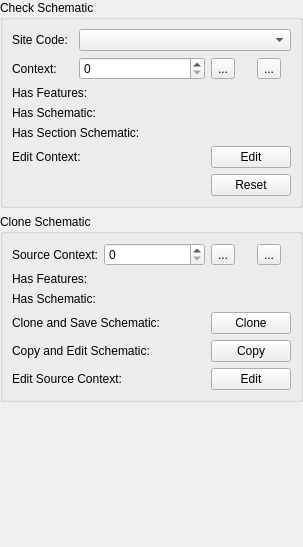
First picture: the form in src/schematic_widget_base.ui, repository lparchaeology/ArkPlan, before the edit.
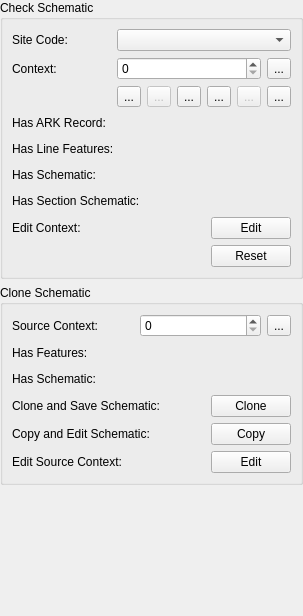
Second picture: the form after the edit. Icons and pictures are not drawn.

Commit message:
Add ARK link in schematic checking
Also update to resources.py, don't know why it's changed.

The edit to the form file:
```diff
--- a/src/schematic_widget_base.ui
+++ b/src/schematic_widget_base.ui
@@ -7,7 +7,7 @@
     <x>0</x>
     <y>0</y>
     <width>303</width>
-    <height>547</height>
+    <height>616</height>
    </rect>
   </property>
   <property name="windowTitle">
@@ -35,59 +35,10 @@
      <property name="title">
       <string>Check Schematic</string>
      </property>
+     <layout class="QGridLayout" name="gridLayout_4">
+      <item row="2" column="0">
      <layout class="QGridLayout" name="gridLayout_6">
-      <item row="1" column="0">
-       <widget class="QLabel" name="contextLabel">
-        <property name="text">
-         <string>Context:</string>
-        </property>
-        <property name="buddy">
-         <cstring>contextSpin</cstring>
-        </property>
-       </widget>
-      </item>
-      <item row="3" column="6" colspan="2" alignment="Qt::AlignHCenter">
-       <widget class="QLabel" name="contextDataStatusLabel">
-        <property name="text">
-         <string/>
-        </property>
-        <property name="pixmap">
-         <pixmap resource="resources.qrc">:/plugins/ark/plan/statusUnknown.png</pixmap>
-        </property>
-       </widget>
-      </item>
-      <item row="6" column="6" colspan="2">
-       <widget class="QPushButton" name="editContextButton">
-        <property name="text">
-         <string>Edit</string>
-        </property>
-       </widget>
-      </item>
-      <item row="5" column="0" colspan="2">
-       <widget class="QLabel" name="sectionSchematicLabel">
-        <property name="text">
-         <string>Has Section Schematic:</string>
-        </property>
-       </widget>
-      </item>
-      <item row="3" column="0" colspan="4">
-       <widget class="QLabel" name="contextDataLabel">
-        <property name="text">
-         <string>Has Features:</string>
-        </property>
-       </widget>
-      </item>
-      <item row="5" column="6" colspan="2" alignment="Qt::AlignHCenter">
-       <widget class="QLabel" name="sectionSchematicStatusLabel">
-        <property name="text">
-         <string/>
-        </property>
-        <property name="pixmap">
-         <pixmap resource="resources.qrc">:/plugins/ark/plan/statusUnknown.png</pixmap>
-        </property>
-       </widget>
-      </item>
-      <item row="6" column="0" colspan="4">
+        <item row="0" column="0">
        <widget class="QLabel" name="editContexLabel">
         <property name="text">
          <string>Edit Context:</string>
@@ -97,46 +48,71 @@
         </property>
        </widget>
       </item>
-      <item row="4" column="0" colspan="4">
-       <widget class="QLabel" name="contextSchematicLabel">
-        <property name="text">
-         <string>Has Schematic:</string>
-        </property>
-       </widget>
-      </item>
-      <item row="1" column="7">
-       <widget class="QToolButton" name="zoomContextTool">
-        <property name="toolTip">
-         <string>&lt;html&gt;&lt;head/&gt;&lt;body&gt;&lt;p&gt;Zoom to Context&lt;/p&gt;&lt;/body&gt;&lt;/html&gt;</string>
-        </property>
+        <item row="0" column="1">
+         <spacer name="editContextSpacer">
+          <property name="orientation">
+           <enum>Qt::Horizontal</enum>
+          </property>
+          <property name="sizeHint" stdset="0">
+           <size>
+            <width>40</width>
+            <height>20</height>
+           </size>
+          </property>
+         </spacer>
+        </item>
+        <item row="0" column="2">
+         <widget class="QPushButton" name="editContextButton">
         <property name="text">
-         <string>...</string>
-        </property>
-        <property name="icon">
-         <iconset resource="resources.qrc">
-          <normaloff>:/plugins/ark/plan/zoomToItem.svg</normaloff>:/plugins/ark/plan/zoomToItem.svg</iconset>
-        </property>
-       </widget>
-      </item>
-      <item row="4" column="6" colspan="2" alignment="Qt::AlignHCenter">
-       <widget class="QLabel" name="contextSchematicStatusLabel">
+           <string>Edit</string>
+          </property>
+         </widget>
+        </item>
+        <item row="1" column="0">
+         <widget class="QLabel" name="resetLabel">
         <property name="text">
          <string/>
         </property>
-        <property name="pixmap">
-         <pixmap resource="resources.qrc">:/plugins/ark/plan/statusUnknown.png</pixmap>
-        </property>
-       </widget>
-      </item>
-      <item row="7" column="6" colspan="2">
+         </widget>
+        </item>
+        <item row="1" column="1">
+         <spacer name="resetSpacer">
+          <property name="orientation">
+           <enum>Qt::Horizontal</enum>
+          </property>
+          <property name="sizeHint" stdset="0">
+           <size>
+            <width>40</width>
+            <height>20</height>
+           </size>
+          </property>
+         </spacer>
+        </item>
+        <item row="1" column="2">
        <widget class="QPushButton" name="resetButton">
         <property name="text">
          <string>Reset</string>
         </property>
        </widget>
       </item>
-      <item row="1" column="6">
-       <widget class="QToolButton" name="findContextTool">
+       </layout>
+      </item>
+      <item row="0" column="0">
+       <layout class="QGridLayout" name="gridLayout_2">
+        <item row="1" column="0">
+         <widget class="QLabel" name="contextLabel">
+          <property name="text">
+           <string>Context:</string>
+          </property>
+         </widget>
+        </item>
+        <item row="0" column="1">
+         <widget class="QComboBox" name="siteCodeCombo"/>
+        </item>
+        <item row="2" column="1">
+         <layout class="QHBoxLayout" name="contextNavLayout">
+          <item>
+           <widget class="QToolButton" name="firstContextTool">
         <property name="toolTip">
          <string>&lt;html&gt;&lt;head/&gt;&lt;body&gt;&lt;p&gt;Pan to Context&lt;/p&gt;&lt;/body&gt;&lt;/html&gt;</string>
         </property>
@@ -145,9 +121,87 @@
         </property>
         <property name="icon">
          <iconset resource="resources.qrc">
-          <normaloff>:/plugins/ark/plan/search.svg</normaloff>:/plugins/ark/plan/search.svg</iconset>
-        </property>
-       </widget>
+              <normaloff>:/plugins/ark/plan/goFirstItem.svg</normaloff>:/plugins/ark/plan/goFirstItem.svg</iconset>
+            </property>
+           </widget>
+          </item>
+          <item>
+           <widget class="QToolButton" name="prevMissingTool">
+            <property name="enabled">
+             <bool>false</bool>
+            </property>
+            <property name="toolTip">
+             <string>Go Previous Missing Schematic</string>
+            </property>
+            <property name="text">
+             <string>...</string>
+            </property>
+            <property name="icon">
+             <iconset resource="resources.qrc">
+              <normaloff>:/plugins/ark/plan/goPrevMissing.svg</normaloff>:/plugins/ark/plan/goPrevMissing.svg</iconset>
+            </property>
+           </widget>
+          </item>
+          <item>
+           <widget class="QToolButton" name="prevContextTool">
+            <property name="toolTip">
+             <string>Go Previous Context</string>
+            </property>
+            <property name="text">
+             <string>...</string>
+            </property>
+            <property name="icon">
+             <iconset resource="resources.qrc">
+              <normaloff>:/plugins/ark/plan/goPrevItem.svg</normaloff>:/plugins/ark/plan/goPrevItem.svg</iconset>
+            </property>
+           </widget>
+          </item>
+          <item>
+           <widget class="QToolButton" name="nextContextTool">
+            <property name="toolTip">
+             <string>Go Next Context</string>
+            </property>
+            <property name="text">
+             <string>...</string>
+            </property>
+            <property name="icon">
+             <iconset resource="resources.qrc">
+              <normaloff>:/plugins/ark/plan/goNextItem.svg</normaloff>:/plugins/ark/plan/goNextItem.svg</iconset>
+            </property>
+           </widget>
+          </item>
+          <item>
+           <widget class="QToolButton" name="nextMissingTool">
+            <property name="enabled">
+             <bool>false</bool>
+            </property>
+            <property name="toolTip">
+             <string>Go Next Missing Schematic</string>
+            </property>
+            <property name="text">
+             <string>...</string>
+            </property>
+            <property name="icon">
+             <iconset resource="resources.qrc">
+              <normaloff>:/plugins/ark/plan/goNextMissing.svg</normaloff>:/plugins/ark/plan/goNextMissing.svg</iconset>
+            </property>
+           </widget>
+          </item>
+          <item>
+           <widget class="QToolButton" name="lastContextTool">
+            <property name="toolTip">
+             <string>Go Last Context</string>
+            </property>
+            <property name="text">
+             <string>...</string>
+            </property>
+            <property name="icon">
+             <iconset resource="resources.qrc">
+              <normaloff>:/plugins/ark/plan/goLastItem.svg</normaloff>:/plugins/ark/plan/goLastItem.svg</iconset>
+            </property>
+           </widget>
+          </item>
+         </layout>
       </item>
       <item row="0" column="0">
        <widget class="QLabel" name="siteCodeLabel">
@@ -159,10 +213,9 @@
         </property>
        </widget>
       </item>
-      <item row="0" column="1" colspan="7">
-       <widget class="QComboBox" name="siteCodeCombo"/>
-      </item>
-      <item row="1" column="1" colspan="5">
+        <item row="1" column="1">
+         <layout class="QHBoxLayout" name="horizontalLayout_2">
+          <item>
        <widget class="QSpinBox" name="contextSpin">
         <property name="toolTip">
          <string>&lt;html&gt;&lt;head/&gt;&lt;body&gt;&lt;p&gt;Enter Context to find&lt;/p&gt;&lt;/body&gt;&lt;/html&gt;</string>
@@ -172,6 +225,148 @@
         </property>
        </widget>
       </item>
+          <item>
+           <widget class="QToolButton" name="findContextTool">
+            <property name="toolTip">
+             <string>&lt;html&gt;&lt;head/&gt;&lt;body&gt;&lt;p&gt;Pan to Context&lt;/p&gt;&lt;/body&gt;&lt;/html&gt;</string>
+            </property>
+            <property name="text">
+             <string>...</string>
+            </property>
+            <property name="icon">
+             <iconset resource="resources.qrc">
+              <normaloff>:/plugins/ark/plan/search.svg</normaloff>:/plugins/ark/plan/search.svg</iconset>
+            </property>
+           </widget>
+          </item>
+         </layout>
+        </item>
+       </layout>
+      </item>
+      <item row="1" column="0">
+       <layout class="QGridLayout" name="gridLayout_5">
+        <item row="2" column="1">
+         <spacer name="schematicSpacer">
+          <property name="orientation">
+           <enum>Qt::Horizontal</enum>
+          </property>
+          <property name="sizeHint" stdset="0">
+           <size>
+            <width>40</width>
+            <height>20</height>
+           </size>
+          </property>
+         </spacer>
+        </item>
+        <item row="2" column="2">
+         <widget class="QLabel" name="schematicStatusLabel">
+          <property name="text">
+           <string/>
+          </property>
+          <property name="pixmap">
+           <pixmap resource="resources.qrc">:/plugins/ark/plan/statusUnknown.png</pixmap>
+          </property>
+         </widget>
+        </item>
+        <item row="1" column="1">
+         <spacer name="featureDataSpacer">
+          <property name="orientation">
+           <enum>Qt::Horizontal</enum>
+          </property>
+          <property name="sizeHint" stdset="0">
+           <size>
+            <width>40</width>
+            <height>20</height>
+           </size>
+          </property>
+         </spacer>
+        </item>
+        <item row="3" column="1">
+         <spacer name="sectionSchematicSpacer">
+          <property name="orientation">
+           <enum>Qt::Horizontal</enum>
+          </property>
+          <property name="sizeHint" stdset="0">
+           <size>
+            <width>40</width>
+            <height>20</height>
+           </size>
+          </property>
+         </spacer>
+        </item>
+        <item row="1" column="2">
+         <widget class="QLabel" name="featureDataStatusLabel">
+          <property name="text">
+           <string/>
+          </property>
+          <property name="pixmap">
+           <pixmap resource="resources.qrc">:/plugins/ark/plan/statusUnknown.png</pixmap>
+          </property>
+         </widget>
+        </item>
+        <item row="2" column="0">
+         <widget class="QLabel" name="schematicLabel">
+          <property name="text">
+           <string>Has Schematic:</string>
+          </property>
+         </widget>
+        </item>
+        <item row="1" column="0">
+         <widget class="QLabel" name="featureDataLabel">
+          <property name="text">
+           <string>Has Line Features:</string>
+          </property>
+         </widget>
+        </item>
+        <item row="3" column="2">
+         <widget class="QLabel" name="sectionSchematicStatusLabel">
+          <property name="text">
+           <string/>
+          </property>
+          <property name="pixmap">
+           <pixmap resource="resources.qrc">:/plugins/ark/plan/statusUnknown.png</pixmap>
+          </property>
+         </widget>
+        </item>
+        <item row="3" column="0">
+         <widget class="QLabel" name="sectionSchematicLabel">
+          <property name="text">
+           <string>Has Section Schematic:</string>
+          </property>
+         </widget>
+        </item>
+        <item row="0" column="0">
+         <widget class="QLabel" name="arkDataLabel">
+          <property name="text">
+           <string>Has ARK Record:</string>
+          </property>
+         </widget>
+        </item>
+        <item row="0" column="1">
+         <spacer name="arkDataSpacer">
+          <property name="orientation">
+           <enum>Qt::Horizontal</enum>
+          </property>
+          <property name="sizeHint" stdset="0">
+           <size>
+            <width>40</width>
+            <height>20</height>
+           </size>
+          </property>
+         </spacer>
+        </item>
+        <item row="0" column="2">
+         <widget class="QLabel" name="arkDataStatusLabel">
+          <property name="text">
+           <string/>
+          </property>
+          <property name="pixmap">
+           <pixmap resource="resources.qrc">:/plugins/ark/plan/statusUnknown.png</pixmap>
+          </property>
+         </widget>
+        </item>
+       </layout>
+      </item>
      </layout>
     </widget>
    </item>
@@ -180,18 +375,10 @@
      <property name="title">
       <string>Clone Schematic</string>
      </property>
-     <layout class="QGridLayout" name="gridLayout_3">
-      <item row="5" column="0" colspan="3">
-       <widget class="QLabel" name="copySourceLabel">
-        <property name="text">
-         <string>Copy and Edit Schematic:</string>
-        </property>
-        <property name="buddy">
-         <cstring>copySourceButton</cstring>
-        </property>
-       </widget>
-      </item>
+     <layout class="QGridLayout" name="gridLayout_8">
       <item row="0" column="0">
+       <layout class="QHBoxLayout" name="horizontalLayout">
+        <item>
        <widget class="QLabel" name="sourceContextLabel">
         <property name="text">
          <string>Source Context:</string>
@@ -201,21 +388,99 @@
         </property>
        </widget>
       </item>
-      <item row="5" column="3" colspan="2">
-       <widget class="QPushButton" name="copySourceButton">
+        <item>
+         <widget class="QSpinBox" name="sourceContextSpin">
+          <property name="toolTip">
+           <string>&lt;html&gt;&lt;head/&gt;&lt;body&gt;&lt;p&gt;Enter Source Context to find&lt;/p&gt;&lt;/body&gt;&lt;/html&gt;</string>
+          </property>
+          <property name="maximum">
+           <number>99999</number>
+          </property>
+         </widget>
+        </item>
+        <item>
+         <widget class="QToolButton" name="findSourceTool">
+          <property name="toolTip">
+           <string>&lt;html&gt;&lt;head/&gt;&lt;body&gt;&lt;p&gt;Pan to Context&lt;/p&gt;&lt;/body&gt;&lt;/html&gt;</string>
+          </property>
         <property name="text">
-         <string>Copy</string>
-        </property>
-       </widget>
-      </item>
-      <item row="3" column="0" colspan="3">
+           <string>...</string>
+          </property>
+          <property name="icon">
+           <iconset resource="resources.qrc">
+            <normaloff>:/plugins/ark/plan/search.svg</normaloff>:/plugins/ark/plan/search.svg</iconset>
+          </property>
+         </widget>
+        </item>
+       </layout>
+      </item>
+      <item row="1" column="0">
+       <layout class="QGridLayout" name="gridLayout_3">
+        <item row="0" column="0">
+         <widget class="QLabel" name="sourceDataLabel">
+          <property name="text">
+           <string>Has Features:</string>
+          </property>
+         </widget>
+        </item>
+        <item row="0" column="1">
+         <spacer name="horizontalSpacer">
+          <property name="orientation">
+           <enum>Qt::Horizontal</enum>
+          </property>
+          <property name="sizeHint" stdset="0">
+           <size>
+            <width>40</width>
+            <height>20</height>
+           </size>
+          </property>
+         </spacer>
+        </item>
+        <item row="0" column="2">
+         <widget class="QLabel" name="sourceDataStatusLabel">
+          <property name="text">
+           <string/>
+          </property>
+          <property name="pixmap">
+           <pixmap resource="resources.qrc">:/plugins/ark/plan/statusUnknown.png</pixmap>
+          </property>
+         </widget>
+        </item>
+        <item row="1" column="0">
        <widget class="QLabel" name="sourceSchematicLabel">
         <property name="text">
          <string>Has Schematic:</string>
         </property>
        </widget>
       </item>
-      <item row="4" column="0" colspan="3">
+        <item row="1" column="1">
+         <spacer name="horizontalSpacer_2">
+          <property name="orientation">
+           <enum>Qt::Horizontal</enum>
+          </property>
+          <property name="sizeHint" stdset="0">
+           <size>
+            <width>40</width>
+            <height>20</height>
+           </size>
+          </property>
+         </spacer>
+        </item>
+        <item row="1" column="2">
+         <widget class="QLabel" name="sourceSchematicStatusLabel">
+          <property name="text">
+           <string/>
+          </property>
+          <property name="pixmap">
+           <pixmap resource="resources.qrc">:/plugins/ark/plan/statusUnknown.png</pixmap>
+          </property>
+         </widget>
+        </item>
+       </layout>
+      </item>
+      <item row="2" column="0">
+       <layout class="QGridLayout" name="gridLayout_7">
+        <item row="0" column="0">
        <widget class="QLabel" name="cloneSourceLabel">
         <property name="text">
          <string>Clone and Save Schematic:</string>
@@ -225,7 +490,57 @@
         </property>
        </widget>
       </item>
-      <item row="6" column="0" colspan="3">
+        <item row="0" column="1">
+         <spacer name="horizontalSpacer_3">
+          <property name="orientation">
+           <enum>Qt::Horizontal</enum>
+          </property>
+          <property name="sizeHint" stdset="0">
+           <size>
+            <width>40</width>
+            <height>20</height>
+           </size>
+          </property>
+         </spacer>
+        </item>
+        <item row="0" column="2">
+         <widget class="QPushButton" name="cloneSourceButton">
+          <property name="text">
+           <string>Clone</string>
+          </property>
+         </widget>
+        </item>
+        <item row="1" column="0">
+         <widget class="QLabel" name="copySourceLabel">
+          <property name="text">
+           <string>Copy and Edit Schematic:</string>
+          </property>
+          <property name="buddy">
+           <cstring>copySourceButton</cstring>
+          </property>
+         </widget>
+        </item>
+        <item row="1" column="1">
+         <spacer name="horizontalSpacer_4">
+          <property name="orientation">
+           <enum>Qt::Horizontal</enum>
+          </property>
+          <property name="sizeHint" stdset="0">
+           <size>
+            <width>40</width>
+            <height>20</height>
+           </size>
+          </property>
+         </spacer>
+        </item>
+        <item row="1" column="2">
+         <widget class="QPushButton" name="copySourceButton">
+          <property name="text">
+           <string>Copy</string>
+          </property>
+         </widget>
+        </item>
+        <item row="2" column="0">
        <widget class="QLabel" name="editSourceLabel">
         <property name="text">
          <string>Edit Source Context:</string>
@@ -235,84 +550,27 @@
         </property>
        </widget>
       </item>
-      <item row="0" column="3">
-       <widget class="QToolButton" name="findSourceTool">
-        <property name="toolTip">
-         <string>&lt;html&gt;&lt;head/&gt;&lt;body&gt;&lt;p&gt;Pan to Context&lt;/p&gt;&lt;/body&gt;&lt;/html&gt;</string>
-        </property>
-        <property name="text">
-         <string>...</string>
-        </property>
-        <property name="icon">
-         <iconset resource="resources.qrc">
-          <normaloff>:/plugins/ark/plan/search.svg</normaloff>:/plugins/ark/plan/search.svg</iconset>
-        </property>
-       </widget>
-      </item>
-      <item row="0" column="4">
-       <widget class="QToolButton" name="zoomSourceTool">
-        <property name="toolTip">
-         <string>&lt;html&gt;&lt;head/&gt;&lt;body&gt;&lt;p&gt;Zoom to Context&lt;/p&gt;&lt;/body&gt;&lt;/html&gt;</string>
-        </property>
-        <property name="text">
-         <string>...</string>
-        </property>
-        <property name="icon">
-         <iconset resource="resources.qrc">
-          <normaloff>:/plugins/ark/plan/zoomToItem.svg</normaloff>:/plugins/ark/plan/zoomToItem.svg</iconset>
-        </property>
-       </widget>
-      </item>
-      <item row="4" column="3" colspan="2">
-       <widget class="QPushButton" name="cloneSourceButton">
-        <property name="text">
-         <string>Clone</string>
-        </property>
-       </widget>
-      </item>
-      <item row="0" column="1" colspan="2">
-       <widget class="QSpinBox" name="sourceContextSpin">
-        <property name="toolTip">
-         <string>&lt;html&gt;&lt;head/&gt;&lt;body&gt;&lt;p&gt;Enter Source Context to find&lt;/p&gt;&lt;/body&gt;&lt;/html&gt;</string>
-        </property>
-        <property name="maximum">
-         <number>99999</number>
-        </property>
-       </widget>
-      </item>
-      <item row="6" column="3" colspan="2">
+        <item row="2" column="1">
+         <spacer name="horizontalSpacer_5">
+          <property name="orientation">
+           <enum>Qt::Horizontal</enum>
+          </property>
+          <property name="sizeHint" stdset="0">
+           <size>
+            <width>40</width>
+            <height>20</height>
+           </size>
+          </property>
+         </spacer>
+        </item>
+        <item row="2" column="2">
        <widget class="QPushButton" name="editSourceButton">
         <property name="text">
          <string>Edit</string>
         </property>
        </widget>
       </item>
-      <item row="2" column="0" colspan="3">
-       <widget class="QLabel" name="sourceDataLabel">
-        <property name="text">
-         <string>Has Features:</string>
-        </property>
-       </widget>
-      </item>
-      <item row="3" column="3" colspan="2" alignment="Qt::AlignHCenter">
-       <widget class="QLabel" name="sourceSchematicStatusLabel">
-        <property name="text">
-         <string/>
-        </property>
-        <property name="pixmap">
-         <pixmap resource="resources.qrc">:/plugins/ark/plan/statusUnknown.png</pixmap>
-        </property>
-       </widget>
-      </item>
-      <item row="2" column="3" colspan="2" alignment="Qt::AlignHCenter">
-       <widget class="QLabel" name="sourceDataStatusLabel">
-        <property name="text">
-         <string/>
-        </property>
-        <property name="pixmap">
-         <pixmap resource="resources.qrc">:/plugins/ark/plan/statusUnknown.png</pixmap>
-        </property>
-       </widget>
+       </layout>
       </item>
      </layout>
     </widget>
```
Left out of the diff: 11 changed lines with no effect on the pictures. Lines whose indentation alone changed are shown as unchanged. The commit also changes 28 other files.
